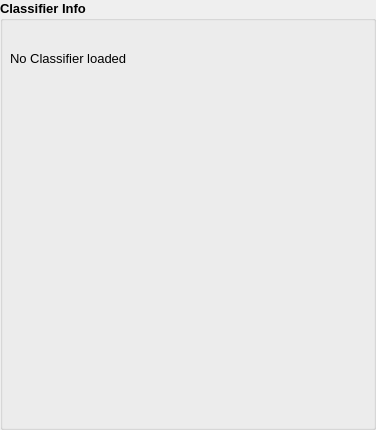
First picture: the form in app/widgets/classifierwidget.ui, repository Tilagiho/eNoseAnnotator, before the edit.
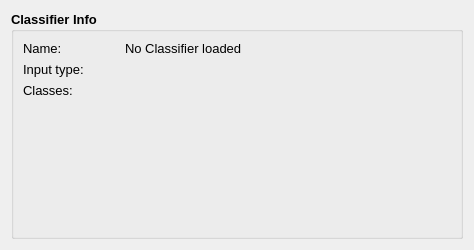
Second picture: the form after the edit. Custom widgets are drawn as their Qt base class.

What changed in the file:
```diff
--- a/app/widgets/classifierwidget.ui
+++ b/app/widgets/classifierwidget.ui
@@ -6,41 +6,44 @@
    <rect>
     <x>0</x>
     <y>0</y>
-    <width>376</width>
-    <height>430</height>
+    <width>474</width>
+    <height>250</height>
    </rect>
   </property>
+  <property name="sizePolicy">
+   <sizepolicy hsizetype="Preferred" vsizetype="Preferred">
+    <horstretch>0</horstretch>
+    <verstretch>0</verstretch>
+   </sizepolicy>
+  </property>
   <property name="minimumSize">
    <size>
     <width>272</width>
-    <height>150</height>
+    <height>250</height>
+   </size>
+  </property>
+  <property name="maximumSize">
+   <size>
+    <width>16777215</width>
+    <height>500</height>
    </size>
   </property>
   <property name="windowTitle">
    <string>Form</string>
   </property>
   <layout class="QGridLayout" name="gridLayout">
-   <property name="leftMargin">
-    <number>0</number>
-   </property>
-   <property name="topMargin">
-    <number>0</number>
-   </property>
-   <property name="rightMargin">
-    <number>0</number>
-   </property>
-   <property name="bottomMargin">
-    <number>0</number>
-   </property>
-   <property name="spacing">
-    <number>0</number>
-   </property>
    <item row="0" column="0">
     <widget class="QSplitter" name="splitter">
      <property name="orientation">
       <enum>Qt::Vertical</enum>
      </property>
      <widget class="QGroupBox" name="groupBox">
+      <property name="sizePolicy">
+       <sizepolicy hsizetype="Preferred" vsizetype="Preferred">
+        <horstretch>0</horstretch>
+        <verstretch>0</verstretch>
+       </sizepolicy>
+      </property>
       <property name="minimumSize">
        <size>
         <width>0</width>
@@ -57,31 +60,189 @@
       <property name="title">
        <string>Classifier Info</string>
       </property>
-      <widget class="QLabel" name="label">
-       <property name="geometry">
-        <rect>
-         <x>10</x>
-         <y>50</y>
-         <width>211</width>
-         <height>17</height>
-        </rect>
-       </property>
-       <property name="font">
-        <font>
-         <pointsize>10</pointsize>
-         <weight>50</weight>
-         <bold>false</bold>
-        </font>
-       </property>
-       <property name="text">
-        <string>No Classifier loaded</string>
-       </property>
-      </widget>
+      <layout class="QGridLayout" name="gridLayout_2">
+       <item row="2" column="0">
+        <layout class="QHBoxLayout" name="horizontalLayout_3">
+         <item>
+          <widget class="QLabel" name="label_2">
+           <property name="sizePolicy">
+            <sizepolicy hsizetype="Preferred" vsizetype="Fixed">
+             <horstretch>0</horstretch>
+             <verstretch>0</verstretch>
+            </sizepolicy>
+           </property>
+           <property name="font">
+            <font>
+             <pointsize>10</pointsize>
+             <weight>50</weight>
+             <bold>false</bold>
+            </font>
+           </property>
+           <property name="text">
+            <string>Classes:             </string>
+           </property>
+          </widget>
+         </item>
+         <item>
+          <widget class="QLabel" name="classLabel">
+           <property name="sizePolicy">
+            <sizepolicy hsizetype="Expanding" vsizetype="Fixed">
+             <horstretch>0</horstretch>
+             <verstretch>0</verstretch>
+            </sizepolicy>
+           </property>
+           <property name="font">
+            <font>
+             <pointsize>10</pointsize>
+             <weight>50</weight>
+             <bold>false</bold>
+            </font>
+           </property>
+           <property name="text">
+            <string/>
+           </property>
+          </widget>
+         </item>
+        </layout>
+       </item>
+       <item row="0" column="0">
+        <layout class="QHBoxLayout" name="horizontalLayout">
+         <item>
+          <widget class="QLabel" name="label_0">
+           <property name="sizePolicy">
+            <sizepolicy hsizetype="Preferred" vsizetype="Fixed">
+             <horstretch>0</horstretch>
+             <verstretch>0</verstretch>
+            </sizepolicy>
+           </property>
+           <property name="font">
+            <font>
+             <pointsize>10</pointsize>
+             <weight>50</weight>
+             <bold>false</bold>
+            </font>
+           </property>
+           <property name="text">
+            <string>Name:                </string>
+           </property>
+          </widget>
+         </item>
+         <item>
+          <widget class="QLabel" name="nameLabel">
+           <property name="sizePolicy">
+            <sizepolicy hsizetype="Expanding" vsizetype="Fixed">
+             <horstretch>0</horstretch>
+             <verstretch>0</verstretch>
+            </sizepolicy>
+           </property>
+           <property name="font">
+            <font>
+             <pointsize>10</pointsize>
+             <weight>50</weight>
+             <bold>false</bold>
+            </font>
+           </property>
+           <property name="text">
+            <string>No Classifier loaded</string>
+           </property>
+          </widget>
+         </item>
+        </layout>
+       </item>
+       <item row="3" column="0">
+        <widget class="ACircleWidget" name="widget" native="true">
+         <property name="sizePolicy">
+          <sizepolicy hsizetype="Preferred" vsizetype="Preferred">
+           <horstretch>0</horstretch>
+           <verstretch>0</verstretch>
+          </sizepolicy>
+         </property>
+         <property name="minimumSize">
+          <size>
+           <width>200</width>
+           <height>100</height>
+          </size>
+         </property>
+        </widget>
+       </item>
+       <item row="1" column="0">
+        <layout class="QHBoxLayout" name="horizontalLayout_2">
+         <item>
+          <widget class="QLabel" name="label_1">
+           <property name="sizePolicy">
+            <sizepolicy hsizetype="Preferred" vsizetype="Fixed">
+             <horstretch>0</horstretch>
+             <verstretch>0</verstretch>
+            </sizepolicy>
+           </property>
+           <property name="font">
+            <font>
+             <pointsize>10</pointsize>
+             <weight>50</weight>
+             <bold>false</bold>
+            </font>
+           </property>
+           <property name="text">
+            <string>Input type:       </string>
+           </property>
+          </widget>
+         </item>
+         <item>
+          <widget class="QLabel" name="input_type_label">
+           <property name="sizePolicy">
+            <sizepolicy hsizetype="Expanding" vsizetype="Fixed">
+             <horstretch>0</horstretch>
+             <verstretch>0</verstretch>
+            </sizepolicy>
+           </property>
+           <property name="font">
+            <font>
+             <pointsize>10</pointsize>
+             <weight>50</weight>
+             <bold>false</bold>
+            </font>
+           </property>
+           <property name="text">
+            <string/>
+           </property>
+          </widget>
+         </item>
+        </layout>
+       </item>
+       <item row="4" column="0">
+        <widget class="QLabel" name="infoLabel">
+         <property name="sizePolicy">
+          <sizepolicy hsizetype="Preferred" vsizetype="Fixed">
+           <horstretch>0</horstretch>
+           <verstretch>0</verstretch>
+          </sizepolicy>
+         </property>
+         <property name="font">
+          <font>
+           <weight>50</weight>
+           <bold>false</bold>
+           <kerning>true</kerning>
+          </font>
+         </property>
+         <property name="text">
+          <string/>
+         </property>
+        </widget>
+       </item>
+      </layout>
      </widget>
     </widget>
    </item>
   </layout>
  </widget>
+ <customwidgets>
+  <customwidget>
+   <class>ACircleWidget</class>
+   <extends>QWidget</extends>
+   <header>widgets/acirclewidget.h</header>
+   <container>1</container>
+  </customwidget>
+ </customwidgets>
  <resources/>
  <connections/>
 </ui>
```
